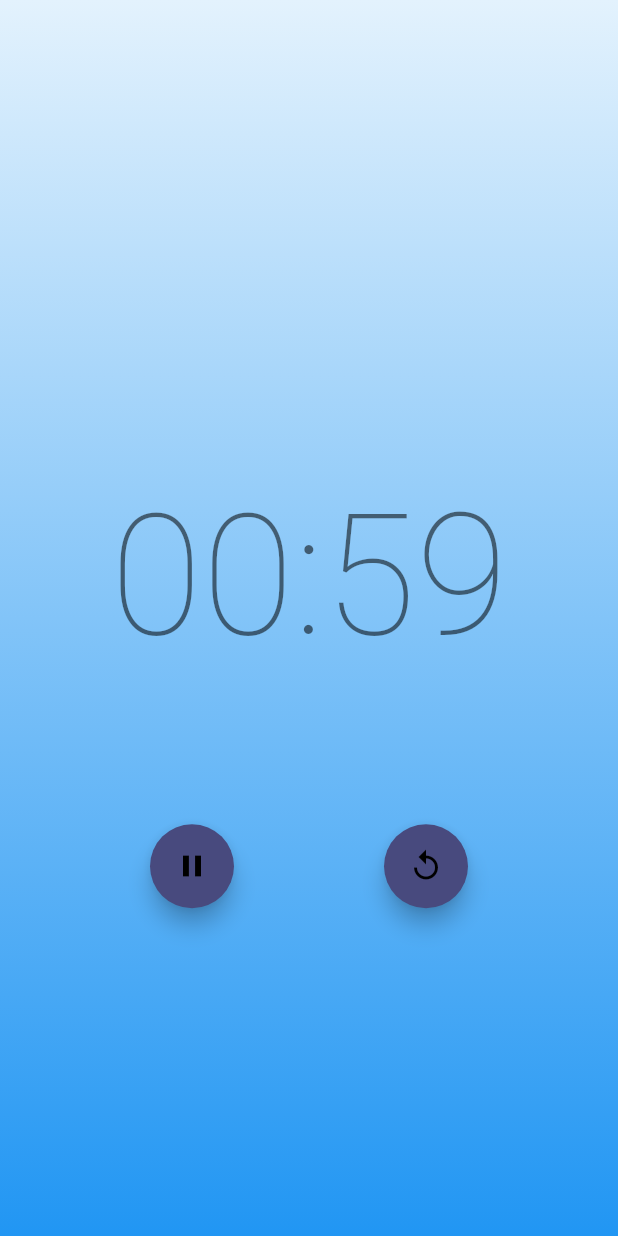
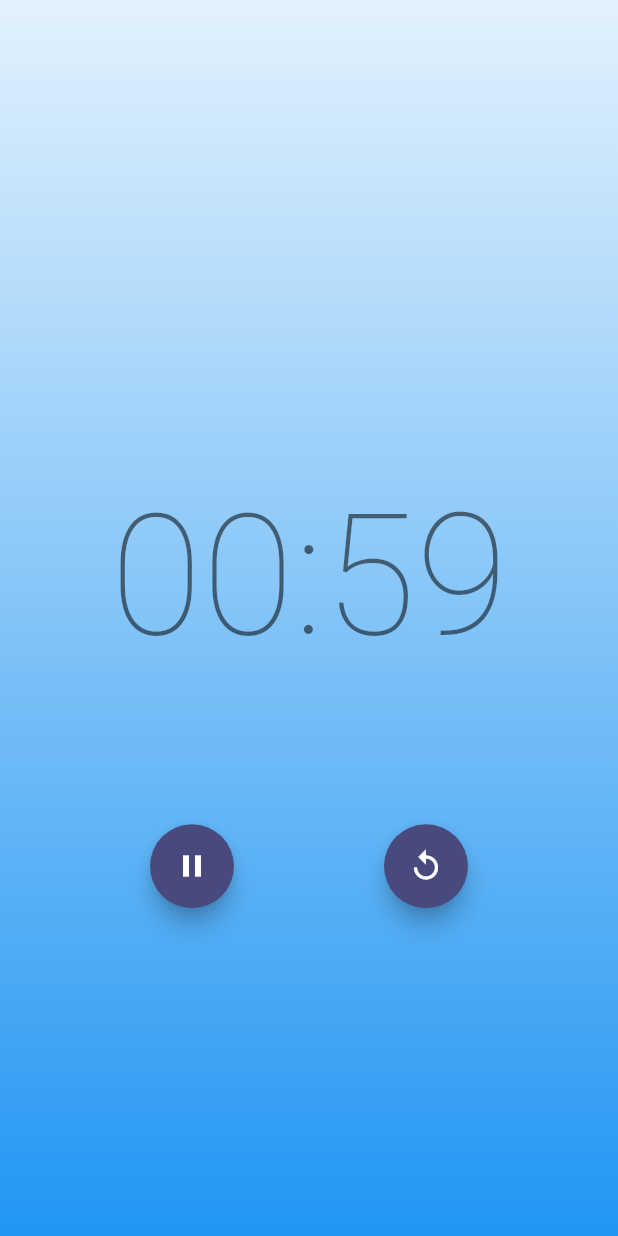
Before and after one commit to alvesluc/flutter_bloc_timer, a Flutter app: the screen it shows after launch, after a tap on the "play arrow" icon, on a phone screen of 412 x 824 dp. Run offline on Flutter 3.47's test engine with Material 2 defaults, Android fonts, the phone set to English and light mode, and no system bars; our stand-ins replace bloc, equatable, flutter_bloc.

Commit message:
Changed timer_actions icons color to white

```diff
--- a/lib/timer/widgets/timer_actions.dart
+++ b/lib/timer/widgets/timer_actions.dart
@@ -16,7 +16,7 @@ class TimerActions extends StatelessWidget {
           children: [
             if (state is TimerInitial) ...[
               FloatingActionButton(
-                child: Icon(Icons.play_arrow),
+                child: Icon(Icons.play_arrow, color: Colors.white),
                 onPressed: () => context
                     .read<TimerBloc>()
                     .add(TimerStarted(duration: state.duration)),
@@ -24,27 +24,27 @@ class TimerActions extends StatelessWidget {
             ],
             if (state is TimerRunInProgress) ...[
               FloatingActionButton(
-                child: Icon(Icons.pause),
+                child: Icon(Icons.pause, color: Colors.white),
                 onPressed: () => context.read<TimerBloc>().add(TimerPaused()),
               ),
               FloatingActionButton(
-                child: Icon(Icons.replay),
+                child: Icon(Icons.replay, color: Colors.white),
                 onPressed: () => context.read<TimerBloc>().add(TimerReset()),
               ),
             ],
             if (state is TimerRunPause) ...[
               FloatingActionButton(
-                child: Icon(Icons.play_arrow),
+                child: Icon(Icons.play_arrow, color: Colors.white),
                 onPressed: () => context.read<TimerBloc>().add(TimerResumed()),
               ),
               FloatingActionButton(
-                child: Icon(Icons.replay),
+                child: Icon(Icons.replay, color: Colors.white),
                 onPressed: () => context.read<TimerBloc>().add(TimerReset()),
               ),
             ],
             if (state is TimerRunComplete) ...[
               FloatingActionButton(
-                child: Icon(Icons.replay),
+                child: Icon(Icons.replay, color: Colors.white),
                 onPressed: () => context.read<TimerBloc>().add(TimerReset()),
               )
             ]
```
